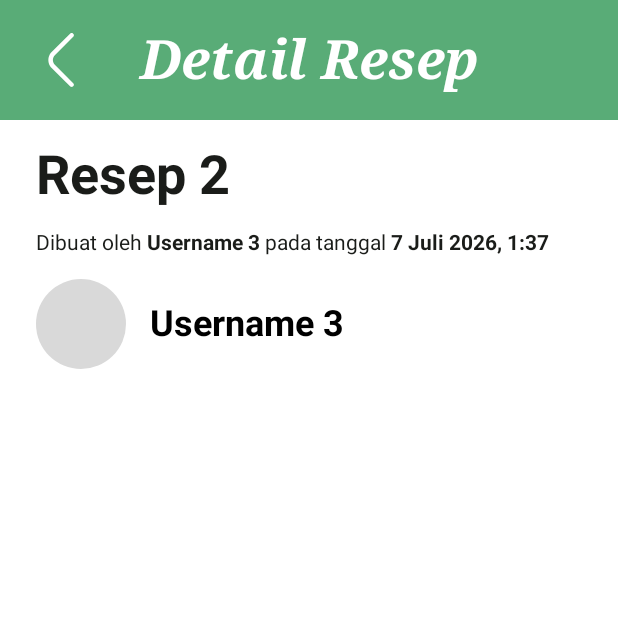
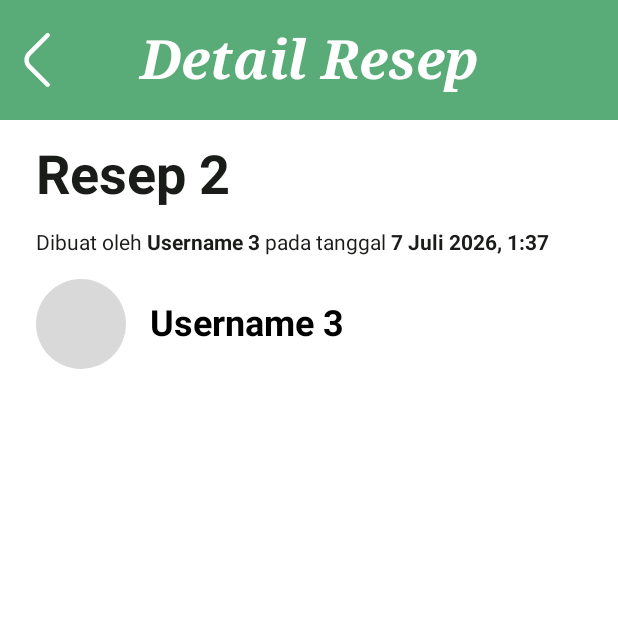
Before and after one commit to zzz276/HERBrec, an Android app built with Jetpack Compose: the screen it shows after launch (ViewRecipeActivity), after a tap on "Detail", on a phone screen of 412 x 824 dp, the top half of it. Run offline under Robolectric (Android 15) with nearby library versions, the phone set to English and light mode, and no system bars; our stand-ins replace Room's generated code; libraries missing offline, so code that uses them is left out: androidx.room3, io.github.jan.supabase; 2 statements that could not run were skipped.

Commit message:
Progress: Cleaning Boilerplate code on AppBar

```diff
--- a/app/build.gradle.kts
+++ b/app/build.gradle.kts
@@ -43,6 +43,7 @@ dependencies {
     implementation(libs.androidx.activity.ktx)
     implementation(libs.androidx.appcompat)
     implementation(libs.androidx.compose.foundation)
+    implementation(libs.androidx.compose.foundation.layout)
     implementation(libs.androidx.compose.ui)
     implementation(libs.androidx.compose.ui.graphics)
     implementation(libs.androidx.constraintlayout)
--- a/app/src/main/java/com/herbalrecipe/herbrec/CommentActivity.kt
+++ b/app/src/main/java/com/herbalrecipe/herbrec/CommentActivity.kt
@@ -1,6 +1,5 @@
 package com.herbalrecipe.herbrec
 
-import android.app.Activity
 import android.os.Bundle
 import androidx.activity.ComponentActivity
 import androidx.activity.compose.setContent
@@ -21,7 +20,6 @@ import androidx.compose.foundation.lazy.items
 import androidx.compose.foundation.shape.RoundedCornerShape
 import androidx.compose.foundation.text.BasicTextField
 import androidx.compose.material3.Icon
-import androidx.compose.material3.IconButton
 import androidx.compose.material3.Scaffold
 import androidx.compose.material3.Text
 import androidx.compose.runtime.Composable
@@ -38,11 +36,11 @@ import androidx.compose.ui.text.TextStyle
 import androidx.compose.ui.text.font.FontFamily
 import androidx.compose.ui.text.font.FontStyle
 import androidx.compose.ui.text.font.FontWeight
-import androidx.compose.ui.text.style.TextAlign
 import androidx.compose.ui.tooling.preview.Preview
 import androidx.compose.ui.unit.dp
 import androidx.compose.ui.unit.sp
 import com.herbalrecipe.herbrec.models.Comment
+import com.herbalrecipe.herbrec.ui.components.AppBar
 import com.herbalrecipe.herbrec.ui.theme.DarkMaroon
 import com.herbalrecipe.herbrec.ui.theme.HERBrecTheme
 import com.herbalrecipe.herbrec.ui.theme.RedAccent
@@ -95,43 +93,7 @@ fun CommentScreen(modifier: Modifier = Modifier) {
             modifier = Modifier.fillMaxSize()
         ) {
             // Header Top Bar
-            Box(
-                modifier = Modifier
-                    .fillMaxWidth()
-                    .height(80.dp)
-                    .background(
-                        color = Color(0xFF59AC77)
-                    )
-                    .padding(horizontal = 16.dp),
-                contentAlignment = Alignment.Center
-            ) {
-                // Back Button
-                IconButton(
-                    onClick = { (context as? Activity)?.finish() },
-                    modifier = Modifier.align(Alignment.CenterStart)
-                ) {
-                    Icon(
-                        painter = painterResource(id = R.drawable.angle_left_24),
-                        contentDescription = "Back",
-                        tint = Color.White,
-                        modifier = Modifier.size(36.dp)
-                    )
-                }
-
-                // Title
-                Text(
-                    text = "Komentar (${comments.size})",
-                    style = TextStyle(
-                        color = Color.White,
-                        fontSize = 36.sp,
-                        fontWeight = FontWeight.Bold,
-                        fontStyle = FontStyle.Italic,
-                        fontFamily = FontFamily.Serif,
-                        textAlign = TextAlign.Center
-                    )
-                )
-            }
-
+            AppBar(context, "Komentar (${ comments.size })")
             Spacer(modifier = Modifier.height(16.dp))
 
             // Comments List
@@ -177,6 +139,7 @@ fun CommentScreen(modifier: Modifier = Modifier) {
                         fontStyle = FontStyle.Italic,
                         fontFamily = FontFamily.Serif
                     ),
+
                     singleLine = true,
                     decorationBox = { innerTextField ->
                         if (searchQuery.isEmpty()) {
--- a/app/src/main/java/com/herbalrecipe/herbrec/ViewRecipeActivity.kt
+++ b/app/src/main/java/com/herbalrecipe/herbrec/ViewRecipeActivity.kt
@@ -1,6 +1,5 @@
 package com.herbalrecipe.herbrec
 
-import android.app.Activity
 import android.content.Intent
 import android.os.Bundle
 import androidx.activity.ComponentActivity
@@ -26,7 +25,6 @@ import androidx.compose.foundation.shape.CircleShape
 import androidx.compose.foundation.shape.RoundedCornerShape
 import androidx.compose.foundation.verticalScroll
 import androidx.compose.material3.Icon
-import androidx.compose.material3.IconButton
 import androidx.compose.material3.Scaffold
 import androidx.compose.material3.Text
 import androidx.compose.runtime.Composable
@@ -44,15 +42,17 @@ import androidx.compose.ui.res.painterResource
 import androidx.compose.ui.text.SpanStyle
 import androidx.compose.ui.text.TextStyle
 import androidx.compose.ui.text.buildAnnotatedString
-import androidx.compose.ui.text.font.FontFamily
-import androidx.compose.ui.text.font.FontStyle
 import androidx.compose.ui.text.font.FontWeight
 import androidx.compose.ui.text.style.TextAlign
 import androidx.compose.ui.text.withStyle
 import androidx.compose.ui.tooling.preview.Preview
 import androidx.compose.ui.unit.dp
 import androidx.compose.ui.unit.sp
+import com.herbalrecipe.herbrec.ui.components.AppBar
+import com.herbalrecipe.herbrec.ui.theme.Black
+import com.herbalrecipe.herbrec.ui.theme.BlackCharcoal
 import com.herbalrecipe.herbrec.ui.theme.HERBrecTheme
+import com.herbalrecipe.herbrec.ui.theme.White
 
 class ViewRecipeActivity : ComponentActivity() {
     override fun onCreate(savedInstanceState: Bundle?) {
@@ -95,13 +95,13 @@ fun ViewRecipeScreen(
     recipeServes: String = "Diminum 3 kali 1 gelas setiap hari, 1 jam sebelum makan.",
 ) {
     val context = LocalContext.current
-    var isLiked by remember { mutableStateOf(value = false) }
+    var isLiked by remember { mutableStateOf(false) }
     val scrollState = rememberScrollState()
 
     Box(
         modifier = modifier
             .fillMaxSize()
-            .background(Color.White)
+            .background(White)
     ) {
         Column(
             modifier = Modifier
@@ -109,43 +109,7 @@ fun ViewRecipeScreen(
                 .verticalScroll(scrollState)
         ) {
             // Header Top Bar
-            Box(
-                modifier = Modifier
-                    .fillMaxWidth()
-                    .height(80.dp)
-                    .background(
-                        color = Color(0xFF59AC77)
-                    )
-                    .padding(horizontal = 16.dp),
-                contentAlignment = Alignment.Center
-            ) {
-                // Back Button
-                IconButton(
-                    onClick = { (context as? Activity)?.finish() },
-                    modifier = Modifier.align(Alignment.CenterStart)
-                ) {
-                    Icon(
-                        painter = painterResource(id = R.drawable.angle_left_24),
-                        contentDescription = "Back",
-                        tint = Color.White,
-                        modifier = Modifier.size(36.dp)
-                    )
-                }
-
-                // Title
-                Text(
-                    text = "Detail Resep",
-                    style = TextStyle(
-                        color = Color.White,
-                        fontSize = 36.sp,
-                        fontWeight = FontWeight.Bold,
-                        fontStyle = FontStyle.Italic,
-                        fontFamily = FontFamily.Serif,
-                        textAlign = TextAlign.Center
-                    )
-                )
-            }
-
+            AppBar(context, "Detail Resep")
             Spacer(modifier = Modifier.height(16.dp))
 
             // Sub-header Text: Dibuat oleh Username 3 pada tanggal 7 Juli 2026, 1:37
@@ -157,7 +121,7 @@ fun ViewRecipeScreen(
                 Text(
                     text = recipeTitle,
                     style = TextStyle(
-                        color = Color(0xFF1A1C19),
+                        color = BlackCharcoal,
                         fontSize = 36.sp,
                         fontWeight = FontWeight.Bold,
                         textAlign = TextAlign.Center
@@ -177,6 +141,7 @@ fun ViewRecipeScreen(
                             append(createdDate)
                         }
                     },
+
                     style = TextStyle(
                         color = Color(0xFF1A1C19),
                         fontSize = 14.sp
@@ -200,7 +165,7 @@ fun ViewRecipeScreen(
                     Text(
                         text = username,
                         style = TextStyle(
-                            color = Color.Black,
+                            color = Black,
                             fontSize = 24.sp,
                             fontWeight = FontWeight.Bold
                         )
@@ -220,7 +185,7 @@ fun ViewRecipeScreen(
                 Text(
                     text = recipeIngredients,
                     style = TextStyle(
-                        color = Color.Black,
+                        color = Black,
                         fontSize = 24.sp
                     )
                 )
@@ -228,7 +193,7 @@ fun ViewRecipeScreen(
                 Text(
                     text = recipeSteps,
                     style = TextStyle(
-                        color = Color.Black,
+                        color = Black,
                         fontSize = 24.sp
                     )
                 )
@@ -236,7 +201,7 @@ fun ViewRecipeScreen(
                 Text(
                     text = recipeServes,
                     style = TextStyle(
-                        color = Color.Black,
+                        color = Black,
                         fontSize = 24.sp
                     )
                 )
@@ -263,12 +228,10 @@ fun ViewRecipeScreen(
                         )
                     )
                     .border(
-                        border = BorderStroke(1.5.dp, Color.Black),
+                        border = BorderStroke(1.5.dp, Black),
                         shape = RoundedCornerShape(18.dp)
                     )
-                    .clickable {
-                        isLiked = !isLiked
-                    },
+                    .clickable { isLiked = !isLiked },
                 contentAlignment = Alignment.Center
             ) {
                 Icon(
@@ -290,11 +253,12 @@ fun ViewRecipeScreen(
                         )
                     )
                     .border(
-                        border = BorderStroke(1.5.dp, Color.Black),
+                        border = BorderStroke(1.5.dp, Black),
                         shape = RoundedCornerShape(18.dp)
                     )
                     .clickable {
                         val intent = Intent(context, CommentActivity::class.java)
+
                         context.startActivity(intent)
                     },
                 contentAlignment = Alignment.Center
@@ -302,8 +266,8 @@ fun ViewRecipeScreen(
                 Icon(
                     painter = painterResource(id = R.drawable.comment_alt_24),
                     contentDescription = "Comment",
-                    tint = Color(0xFF1A1C19),
-                    modifier = Modifier.size(32.dp)
+                    modifier = Modifier.size(32.dp),
+                    tint = BlackCharcoal
                 )
             }
         }
--- a/app/src/main/java/com/herbalrecipe/herbrec/menus/HomeActivity.kt
+++ b/app/src/main/java/com/herbalrecipe/herbrec/menus/HomeActivity.kt
@@ -38,10 +38,7 @@ import androidx.compose.ui.graphics.Brush
 import androidx.compose.ui.graphics.Color
 import androidx.compose.ui.platform.LocalContext
 import androidx.compose.ui.text.TextStyle
-import androidx.compose.ui.text.font.FontFamily
-import androidx.compose.ui.text.font.FontStyle
 import androidx.compose.ui.text.font.FontWeight
-import androidx.compose.ui.text.style.TextAlign
 import androidx.compose.ui.tooling.preview.Preview
 import androidx.compose.ui.unit.dp
 import androidx.compose.ui.unit.sp
@@ -49,16 +46,16 @@ import androidx.core.splashscreen.SplashScreen.Companion.installSplashScreen
 import androidx.lifecycle.lifecycleScope
 import com.herbalrecipe.herbrec.CreateRecipeActivity
 import com.herbalrecipe.herbrec.ViewRecipeActivity
-import com.herbalrecipe.herbrec.clients.SupabaseInit
 import com.herbalrecipe.herbrec.clients.fetchAllRecipes
 import com.herbalrecipe.herbrec.models.Recipe
+import com.herbalrecipe.herbrec.ui.components.AppBar
 import com.herbalrecipe.herbrec.ui.components.BottomNavigationBar
 import com.herbalrecipe.herbrec.ui.components.NavScreen
 import com.herbalrecipe.herbrec.ui.components.RecipeCard
+import com.herbalrecipe.herbrec.ui.theme.Black
 import com.herbalrecipe.herbrec.ui.theme.GreenSupport
 import com.herbalrecipe.herbrec.ui.theme.HERBrecTheme
-import io.github.jan.supabase.postgrest.from
-import io.github.jan.supabase.postgrest.query.Columns
+import com.herbalrecipe.herbrec.ui.theme.White
 import kotlinx.coroutines.delay
 import kotlinx.coroutines.launch
 import kotlin.time.Duration.Companion.milliseconds
@@ -113,37 +110,19 @@ fun HomeScreen() {
     ) { innerPadding ->
         Box(
             modifier = Modifier
+                .background(White)
                 .fillMaxSize()
                 .padding(innerPadding)
-                .background(Color.White)
         ) {
             Column(modifier = Modifier.fillMaxSize()) {
-                Box(
-                    modifier = Modifier
-                        .fillMaxWidth()
-                        .height(80.dp)
-                        .background(GreenSupport),
-                    contentAlignment = Alignment.Center
-                ) {
-                    Text(
-                        text = "HERBrec",
-                        style = TextStyle(
-                            color = Color.White,
-                            fontSize = 38.sp,
-                            fontWeight = FontWeight.ExtraBold,
-                            fontStyle = FontStyle.Italic,
-                            fontFamily = FontFamily.Serif,
-                            textAlign = TextAlign.Center,
-                        )
-                    )
-                }
+                AppBar("HERBrec")
 
                 // Recipe Cards List
                 Column(
                     modifier = Modifier
+                        .padding(horizontal = 24.dp, vertical = 20.dp)
                         .fillMaxSize()
-                        .verticalScroll(scrollState)
-                        .padding(horizontal = 24.dp, vertical = 20.dp),
+                        .verticalScroll(scrollState),
                     verticalArrangement = Arrangement.spacedBy(20.dp)
                 ) {
                     if (isLoading) {
@@ -152,9 +131,7 @@ fun HomeScreen() {
                                 .fillMaxWidth()
                                 .height(200.dp),
                             contentAlignment = Alignment.Center
-                        ) {
-                            CircularProgressIndicator(color = Color(0xFF59AC77))
-                        }
+                        ) { CircularProgressIndicator(color = GreenSupport) }
                     } else {
                         recipes.forEach { recipe ->
                             RecipeCard(
@@ -166,6 +143,7 @@ fun HomeScreen() {
                                         putExtra("EXTRA_RECIPE_STEPS", recipe.recipeSteps)
                                         putExtra("EXTRA_RECIPE_SERVES", recipe.recipeServes)
                                     }
+
                                     context.startActivity(intent)
                                 }
                             )
@@ -189,7 +167,7 @@ fun HomeScreen() {
                         )
                     )
                     .border(
-                        border = BorderStroke(1.5.dp, Color.Black),
+                        border = BorderStroke(1.5.dp, Black),
                         shape = RoundedCornerShape(18.dp)
                     )
                     .clickable {
@@ -201,7 +179,7 @@ fun HomeScreen() {
                 Text(
                     text = "+",
                     style = TextStyle(
-                        color = Color.White,
+                        color = White,
                         fontSize = 40.sp,
                         fontWeight = FontWeight.Bold
                     )
--- a/app/src/main/java/com/herbalrecipe/herbrec/menus/SearchActivity.kt
+++ b/app/src/main/java/com/herbalrecipe/herbrec/menus/SearchActivity.kt
@@ -36,6 +36,7 @@ import androidx.compose.ui.tooling.preview.Preview
 import androidx.compose.ui.unit.dp
 import androidx.compose.ui.unit.sp
 import com.herbalrecipe.herbrec.R
+import com.herbalrecipe.herbrec.ui.components.AppBar
 import com.herbalrecipe.herbrec.ui.components.BottomNavigationBar
 import com.herbalrecipe.herbrec.ui.components.NavScreen
 import com.herbalrecipe.herbrec.ui.theme.DarkMaroon
@@ -43,6 +44,7 @@ import com.herbalrecipe.herbrec.ui.theme.GreenSupport
 import com.herbalrecipe.herbrec.ui.theme.HERBrecTheme
 import com.herbalrecipe.herbrec.ui.theme.RedAccent
 import com.herbalrecipe.herbrec.ui.theme.RedBackground
+import com.herbalrecipe.herbrec.ui.theme.White
 
 class SearchActivity : ComponentActivity() {
     override fun onCreate(savedInstanceState: Bundle?) {
@@ -68,29 +70,10 @@ fun SearchScreen() {
             modifier = Modifier
                 .fillMaxSize()
                 .padding(innerPadding)
-                .background(Color.White)
+                .background(White)
         ) {
             // Top App Bar Header
-            Box(
-                modifier = Modifier
-                    .fillMaxWidth()
-                    .height(80.dp)
-                    .background(GreenSupport),
-                contentAlignment = Alignment.Center
-            ) {
-                Text(
-                    text = "HERBrec",
-                    style = TextStyle(
-                        color = Color.White,
-                        fontSize = 38.sp,
-                        fontWeight = FontWeight.ExtraBold,
-                        fontStyle = FontStyle.Italic,
-                        fontFamily = FontFamily.Serif,
-                        textAlign = TextAlign.Center,
-                    )
-                )
-            }
-
+            AppBar("HERBrec")
             Spacer(modifier = Modifier.height(24.dp))
 
             // Search Bar Input Field
--- /dev/null
+++ b/app/src/main/java/com/herbalrecipe/herbrec/ui/components/AppBar.kt
@@ -0,0 +1,85 @@
+package com.herbalrecipe.herbrec.ui.components
+
+import android.app.Activity
+import android.content.Context
+import androidx.compose.foundation.background
+import androidx.compose.foundation.layout.Box
+import androidx.compose.foundation.layout.fillMaxWidth
+import androidx.compose.foundation.layout.height
+import androidx.compose.foundation.layout.size
+import androidx.compose.material3.Icon
+import androidx.compose.material3.IconButton
+import androidx.compose.material3.Text
+import androidx.compose.runtime.Composable
+import androidx.compose.ui.Alignment
+import androidx.compose.ui.Modifier
+import androidx.compose.ui.graphics.Color
+import androidx.compose.ui.res.painterResource
+import androidx.compose.ui.text.TextStyle
+import androidx.compose.ui.text.font.FontFamily
+import androidx.compose.ui.text.font.FontStyle
+import androidx.compose.ui.text.font.FontWeight
+import androidx.compose.ui.text.style.TextAlign
+import androidx.compose.ui.unit.dp
+import androidx.compose.ui.unit.sp
+import com.herbalrecipe.herbrec.R
+import com.herbalrecipe.herbrec.ui.theme.GreenSupport
+
+@Composable
+fun AppBar(text: String) {
+    Box(
+        modifier = Modifier
+            .background(GreenSupport)
+            .fillMaxWidth()
+            .height(80.dp),
+        contentAlignment = Alignment.Center
+    ) {
+        Text(
+            text = text,
+            style = TextStyle(
+                color = Color.White,
+                fontSize = 38.sp,
+                fontWeight = FontWeight.ExtraBold,
+                fontStyle = FontStyle.Italic,
+                fontFamily = FontFamily.Serif,
+                textAlign = TextAlign.Center
+            )
+        )
+    }
+}
+
+@Composable
+fun AppBar(context: Context, text: String) {
+    Box(
+        modifier = Modifier
+            .background(GreenSupport)
+            .fillMaxWidth()
+            .height(80.dp),
+        contentAlignment = Alignment.Center
+    ) {
+        // Back Button
+        IconButton(
+            onClick = { (context as? Activity)?.finish() },
+            modifier = Modifier.align(Alignment.CenterStart)
+        ) {
+            Icon(
+                painter = painterResource(id = R.drawable.angle_left_24),
+                contentDescription = "Back",
+                modifier = Modifier.size(36.dp),
+                tint = Color.White
+            )
+        }
+
+        Text(
+            text = text,
+            style = TextStyle(
+                color = Color.White,
+                fontSize = 36.sp,
+                fontWeight = FontWeight.ExtraBold,
+                fontStyle = FontStyle.Italic,
+                fontFamily = FontFamily.Serif,
+                textAlign = TextAlign.Center
+            )
+        )
+    }
+}
--- a/app/src/main/java/com/herbalrecipe/herbrec/ui/theme/Color.kt
+++ b/app/src/main/java/com/herbalrecipe/herbrec/ui/theme/Color.kt
@@ -12,6 +12,7 @@ val PurpleGrey40 = Color(0xFF625b71)
 val Pink40 = Color(0xFF7D5260)
 */
 
+val Black = Color(0xFF000000)
 val BlackCharcoal = Color(0xFF1A1C19)
 val GreenSupport = Color(0xFF59AC77)
 val GreenText = Color(0xFF3A6F43)
--- a/gradle/libs.versions.toml
+++ b/gradle/libs.versions.toml
@@ -16,6 +16,7 @@ lifecycleRuntimeKtx = "2.11.0"
 activityCompose = "1.13.0"
 composeBom = "2026.09.00"
 foundation = "1.12.1"
+foundationLayout = "1.12.1"
 
 [libraries]
 androidx-core-ktx = { group = "androidx.core", name = "core-ktx", version = "1.19.1" }
@@ -40,6 +41,7 @@ androidx-compose-ui-test-manifest = { group = "androidx.compose.ui", name = "ui-
 androidx-compose-ui-test-junit4 = { group = "androidx.compose.ui", name = "ui-test-junit4" }
 androidx-compose-material3 = { group = "androidx.compose.material3", name = "material3" }
 androidx-compose-foundation = { group = "androidx.compose.foundation", name = "foundation", version.ref = "foundation" }
+androidx-compose-foundation-layout = { group = "androidx.compose.foundation", name = "foundation-layout", version.ref = "foundationLayout" }
 
 [plugins]
 android-application = { id = "com.android.application", version.ref = "agp" }
```
